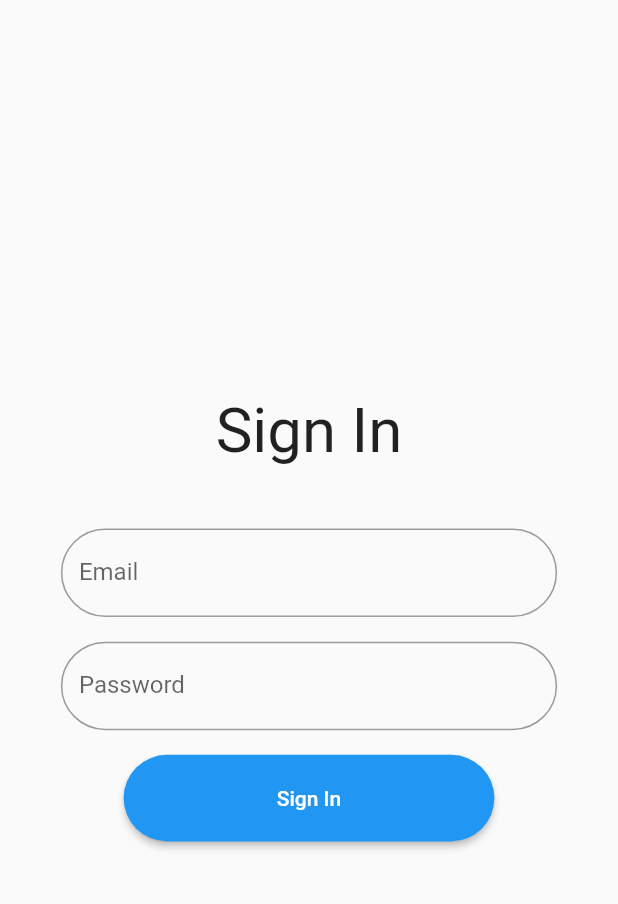
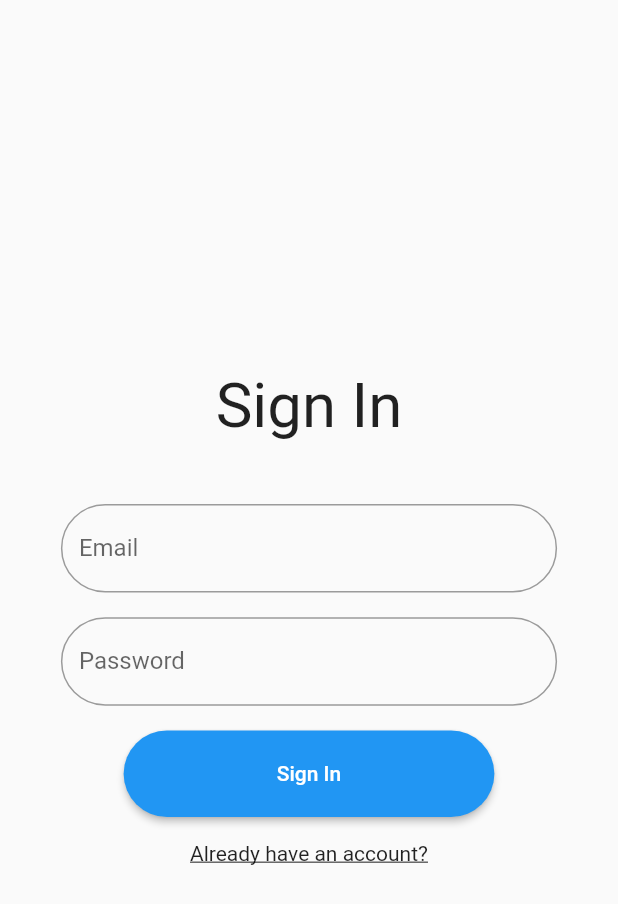
Before and after one commit to attempttechnologies/storyline_app, a Flutter app: the screen it shows after launch, after a tap on "Sign in with email", on a phone screen of 412 x 824 dp. Shown: the top 904 px of the screen. Run offline on Flutter 3.47's test engine with Material 2 defaults, Android fonts, the light colour scheme and no system bars.

Commit message:
Created Sign Up form - Created Auth Form for generic styling - added link to sing up form from sign in form

```diff
--- a/lib/presentation/screens/email_sign_in_screen.dart
+++ b/lib/presentation/screens/email_sign_in_screen.dart
@@ -1,5 +1,5 @@
 import 'package:flutter/material.dart';
-import 'package:storyline_app/presentation/widgets/forms/sign_in_form.dart';
+import 'package:storyline_app/presentation/widgets/forms/auth/sign_in_form.dart';
 
 class EmailSignInScreen extends StatelessWidget {
   const EmailSignInScreen({ Key? key }) : super(key: key);
--- a/lib/presentation/widgets/forms/sign_in_form.dart
+++ b/lib/presentation/widgets/forms/auth/auth_form.dart
@@ -4,33 +4,38 @@ import 'package:storyline_app/presentation/widgets/buttons/email_signin_button.d
 import 'package:storyline_app/presentation/widgets/forms/custom_text_form_field.dart';
 import 'package:storyline_app/presentation/widgets/text/main_title.dart';
 
-class SignInForm extends StatelessWidget {
-  const SignInForm({Key? key}) : super(key: key);
+class AuthForm extends StatelessWidget {
+  const AuthForm({
+    required this.title,
+    required this.emailTextFormField,
+    required this.passwordTextFormField,
+    required this.signInButton,
+    required this.toggleTo,
+  });
+
+  final MainTitle title;
+  final CustomTextFormField emailTextFormField;
+  final CustomTextFormField passwordTextFormField;
+  final EmailSignInButton signInButton;
+  final GestureDetector toggleTo;
 
   @override
   Widget build(BuildContext context) {
-    return Form(
-      child: Container(
-        margin: _formMargin(context),
+    return Container(
+      margin: _formMargin(context),
+      child: Form(
         child: Column(
           mainAxisAlignment: MainAxisAlignment.center,
           children: [
-            MainTitle(title: "Sign In"),
+            title,
             _sizedBox(context, percentageHeight: 5.0),
-            CustomTextFormField(
-              labelText: "Email",
-              hintText: "example@email.com",
-            ),
+            emailTextFormField,
             _sizedBox(context, percentageHeight: 2.0),
-            CustomTextFormField(
-              labelText: "Password",
-              hintText: "At least 6 characters long",
-            ),
+            passwordTextFormField,
             _sizedBox(context, percentageHeight: 2.0),
-            EmailSignInButton(
-              onPressed: () {},
-              text: "Sign In",
-            ),
+            signInButton,
+            _sizedBox(context, percentageHeight: 2.0),
+            toggleTo,
           ],
         ),
       ),
--- /dev/null
+++ b/lib/presentation/widgets/forms/auth/sign_in_form.dart
@@ -0,0 +1,61 @@
+import 'package:flutter/material.dart';
+import 'package:storyline_app/presentation/widgets/buttons/email_signin_button.dart';
+import 'package:storyline_app/presentation/widgets/forms/auth/auth_form.dart';
+import 'package:storyline_app/presentation/widgets/forms/custom_text_form_field.dart';
+import 'package:storyline_app/presentation/widgets/forms/auth/sign_up_form.dart';
+import 'package:storyline_app/presentation/widgets/text/main_title.dart';
+
+class SignInForm extends StatelessWidget {
+  @override
+  Widget build(BuildContext context) {
+    return AuthForm(
+      title: MainTitle(title: "Sign In"),
+      emailTextFormField: CustomTextFormField(
+              labelText: "Email",
+              hintText: "example@email.com",
+            ),
+      passwordTextFormField: CustomTextFormField(
+              labelText: "Password",
+              hintText: "At least 6 characters long",
+            ),
+      signInButton: EmailSignInButton(
+              onPressed: () {},
+              text: "Sign In",
+            ),
+      toggleTo: _toSignUp(context),
+    );
+  }
+
+  GestureDetector _toSignUp(BuildContext context) {
+    return GestureDetector(
+      onTap: () {
+        _toSignUpNavigator(context);
+      },
+      child: _toSignUpText(),
+    );
+  }
+
+  Future<dynamic> _toSignUpNavigator(BuildContext context) {
+    return Navigator.push(
+      context,
+      MaterialPageRoute(
+        builder: (BuildContext context) {
+          return SignUpForm();
+        },
+      ),
+    );
+  }
+
+  Text _toSignUpText() {
+    return Text(
+      "Already have an account?",
+      style: _toSignUpTextStyle(),
+    );
+  }
+
+  TextStyle _toSignUpTextStyle() {
+    return TextStyle(
+      decoration: TextDecoration.underline,
+    );
+  }
+}
```
Also changed, not shown: lib/presentation/widgets/forms/auth/sign_up_form.dart (added, +26 -0 lines).
